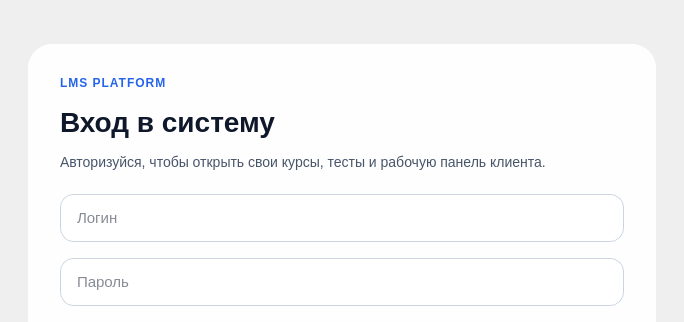
Qt form LP_Server/client-qt/LMSClient/windows/loginwindow.ui (Quisede/LP_VKR) before a commit; both pictures show x 0 to 684 and y 0 to 322 of the 684 by 477 pixel window.
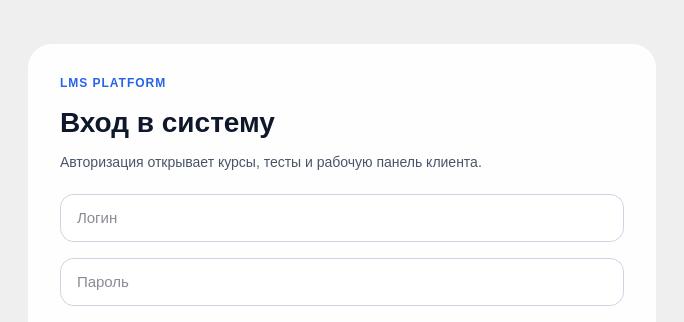
The same form after that commit.

What changed in the file:
```diff
--- a/LP_Server/client-qt/LMSClient/windows/loginwindow.ui
+++ b/LP_Server/client-qt/LMSClient/windows/loginwindow.ui
@@ -152,7 +152,7 @@
       <item>
        <widget class="QLabel" name="subtitleLabel">
         <property name="text">
-         <string>Авторизуйся, чтобы открыть свои курсы, тесты и рабочую панель клиента.</string>
+         <string>Авторизация открывает курсы, тесты и рабочую панель клиента.</string>
         </property>
         <property name="wordWrap">
          <bool>true</bool>
```
